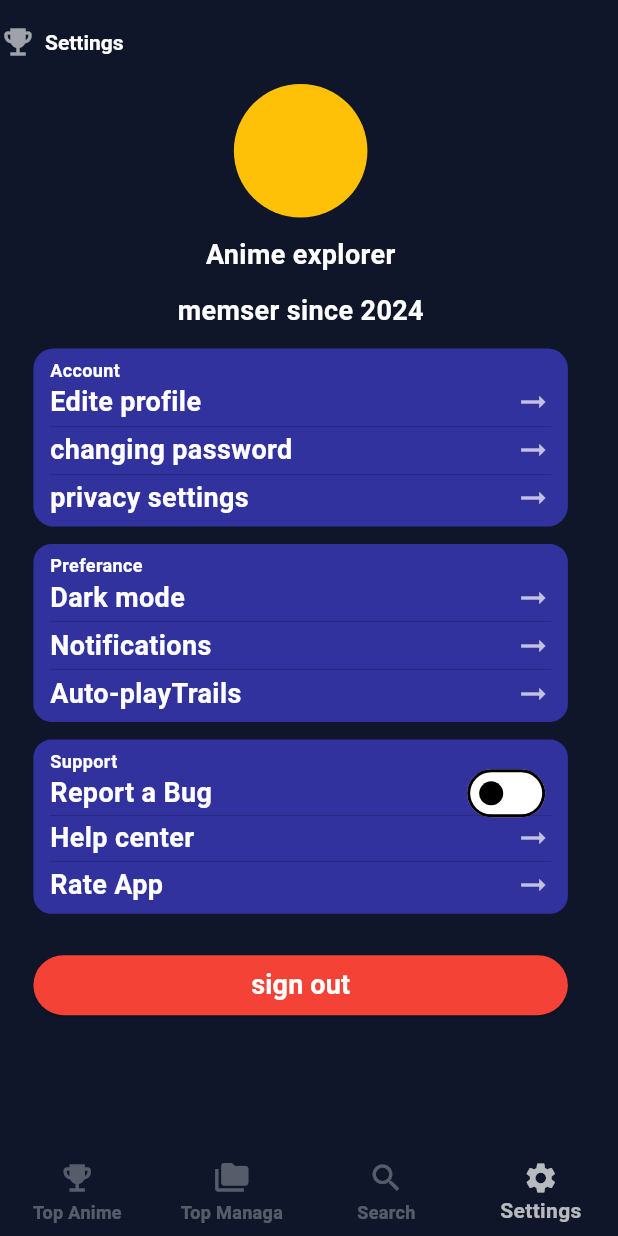
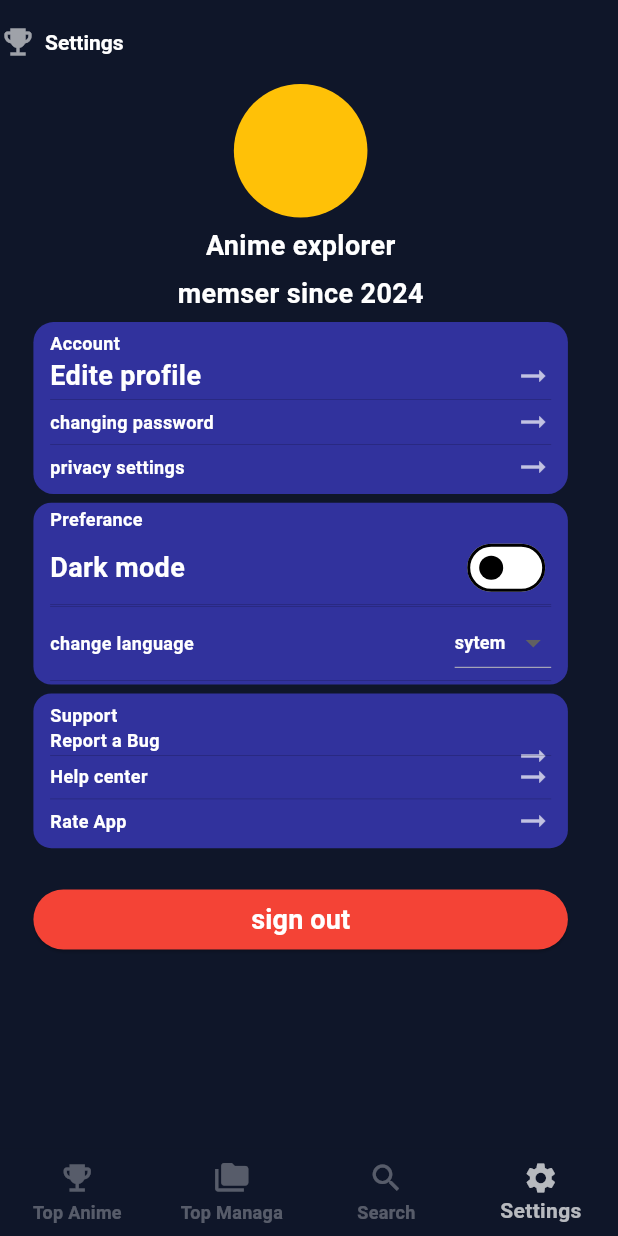
Before and after one commit to mahmoudbarghouth1/Animation_app, a Flutter app: the screen it shows once a user with an empty profile is signed in, item 4 of the bottom bar chosen, on a phone screen of 412 x 824 dp. Run offline on Flutter 3.47's test engine with Material 3 defaults, Android fonts, the phone set to English and light mode, and no system bars; our stand-ins replace firebase_auth, firebase_core, flutter_riverpod, flutter_screenutil, internet_connection_checker; accounts and stored records are empty; network calls fail.

Commit message:
adding the dark mode and language choice in the setting page

```diff
--- a/assets/lang/ar.json
+++ b/assets/lang/ar.json
@@ -40,7 +40,9 @@
     "msg40":"مركز المساعده ",
     "msg42":"الابلاغ عن خطا",
     "msg43":"قيم التطبيق",
-    "msg44":"تسجيل الخروج "
+    "msg44":"تسجيل الخروج ",
+    "msg45":"تغير اللغه ",
+    "msg46":"النظام"
 
 
 
--- a/assets/lang/en.json
+++ b/assets/lang/en.json
@@ -40,8 +40,9 @@
     "msg40":"Help center",
     "msg42":"Report a Bug",
     "msg43":"Rate App",
-    "msg44":"sign out"
-
+    "msg44":"sign out",
+    "msg45":"change language",
+    "msg46":"sytem"
 
 
 
--- a/lib/core/widgets/anime_card.dart
+++ b/lib/core/widgets/anime_card.dart
@@ -21,13 +21,21 @@ class AnimeCard extends StatelessWidget {
           padding: EdgeInsets.all(8.0.r),
           child: Row(
             children: [
-              SizedBox(
+              Container(
+                decoration: BoxDecoration(
+                  border: Border.all(),
+                  borderRadius: BorderRadius.circular(20),
+                ),
                 width: 90.w,
-                child: Image.network(
-                  data.images?.jpg?.imageUrl ?? "",
-                  fit: BoxFit.fill,
+                child: ClipRRect(
+                  borderRadius: BorderRadius.circular(10),
+                  child: Image.network(
+                    data.images?.jpg?.imageUrl ?? "",
+                    fit: BoxFit.fill,
+                  ),
                 ),
               ),
+
               SizedBox(width: 5.w),
 
               Expanded(
@@ -40,11 +48,11 @@ class AnimeCard extends StatelessWidget {
 
                       maxLines: 1,
                     ),
-                    SizedBox(height: 8.h),
+                    SizedBox(height: 2.h),
                     Row(
                       children: [
                         const Icon(Icons.star_purple500, color: Colors.amber),
-                        SizedBox(width: 2.w),
+                        SizedBox(width: 2.h),
                         Text(
                           data.score.toString(),
                           style: TextStyle(color: Colors.amberAccent),
@@ -63,7 +71,7 @@ class AnimeCard extends StatelessWidget {
                       ),
                     ),
 
-                    SizedBox(height: 5.h),
+                    SizedBox(height: 10.h),
                     data.genres != null && data.genres!.isNotEmpty
                         ? Expanded(
                             child: GridView.builder(
--- a/lib/core/widgets/manga_card.dart
+++ b/lib/core/widgets/manga_card.dart
@@ -12,7 +12,7 @@ class MangaCard extends StatelessWidget {
     return Padding(
       padding: EdgeInsets.symmetric(horizontal: 10.w),
       child: Container(
-        height: 120.h,
+        height: 100.h,
         decoration: BoxDecoration(
           color: AppColors.secondary,
           borderRadius: AppRadius.medium,
@@ -25,7 +25,6 @@ class MangaCard extends StatelessWidget {
                 decoration: BoxDecoration(
                   border: Border.all(),
                   borderRadius: BorderRadius.circular(20),
-                  color: const Color.fromARGB(255, 255, 7, 65),
                 ),
                 width: 90.w,
                 child: ClipRRect(
@@ -72,7 +71,7 @@ class MangaCard extends StatelessWidget {
                       ),
                     ),
 
-                    SizedBox(height: .25.h),
+                    SizedBox(height: 10.h),
                     mangaData.genres != null && mangaData.genres!.isNotEmpty
                         ? Expanded(
                             child: GridView.builder(
--- a/lib/main.dart
+++ b/lib/main.dart
@@ -6,6 +6,7 @@ import 'package:firebase_core/firebase_core.dart';
 import 'package:sign/core/app_theme.dart';
 import 'package:flutter_riverpod/flutter_riverpod.dart';
 import 'package:flutter_localizations/flutter_localizations.dart';
+import 'package:sign/viewmodel/providers.dart';
 
 void main() async {
   WidgetsFlutterBinding.ensureInitialized();
@@ -22,12 +23,14 @@ void main() async {
   );
 }
 
-class MyApp extends StatelessWidget {
+class MyApp extends ConsumerWidget {
   const MyApp({super.key});
 
   //  This widget is the root of your application.
   @override
-  Widget build(BuildContext context) {
+  Widget build(BuildContext context, WidgetRef ref) {
+    final themeMode = ref.watch(themeProvider);
+    final language = ref.watch(languageProvider);
     return MaterialApp(
       debugShowCheckedModeBanner: false,
 
@@ -38,6 +41,7 @@ class MyApp extends StatelessWidget {
         GlobalWidgetsLocalizations.delegate,
         GlobalCupertinoLocalizations.delegate,
       ],
+
       localeResolutionCallback: (deviceLocale, supportedLocales) {
         for (var locale in supportedLocales) {
           if (deviceLocale != null &&
@@ -48,9 +52,11 @@ class MyApp extends StatelessWidget {
 
         return supportedLocales.first;
       },
+      locale: language,
+
       theme: appTheme,
       darkTheme: appDarkTheme,
-      themeMode: ThemeMode.system,
+      themeMode: themeMode,
       home: const Auth(),
     );
   }
--- a/lib/view/widgets/topanime_topmanga_seach_settings/setting_widget.dart
+++ b/lib/view/widgets/topanime_topmanga_seach_settings/setting_widget.dart
@@ -1,22 +1,23 @@
 import 'package:firebase_auth/firebase_auth.dart';
 import 'package:flutter/material.dart';
+import 'package:flutter_riverpod/flutter_riverpod.dart';
 import 'package:flutter_screenutil/flutter_screenutil.dart';
 import 'package:sign/core/app_localizations.dart';
 import 'package:sign/core/app_theme.dart';
 import 'package:sign/core/util/snake_bar_message.dart';
 import 'package:sign/view/screens/auth_view_screens/change_password.dart';
 import 'package:sign/view/screens/auth_view_screens/login_screen.dart';
+import 'package:sign/viewmodel/providers.dart';
 
 // ignore: must_be_immutable
-class SettingWidget extends StatefulWidget {
+class SettingWidget extends ConsumerStatefulWidget {
   const SettingWidget({super.key});
 
   @override
-  State<SettingWidget> createState() => _SettingWidgetState();
+  ConsumerState<SettingWidget> createState() => _SettingWidgetState();
 }
 
-class _SettingWidgetState extends State<SettingWidget> {
-  final bool _isdark = false;
+class _SettingWidgetState extends ConsumerState<SettingWidget> {
   @override
   Widget build(BuildContext context) {
     return SafeArea(
@@ -30,11 +31,11 @@ class _SettingWidgetState extends State<SettingWidget> {
               backgroundColor: Colors.amber,
               // backgroundImage: ,
             ),
-            SizedBox(height: 10.h),
-            const Text("Anime explorer"),
-            SizedBox(height: 10.h),
-            const Text("memser since 2024"),
-            SizedBox(height: 10.h),
+            SizedBox(height: 5.h),
+            Text("Anime explorer", style: appTheme.textTheme.bodyMedium),
+            SizedBox(height: 5.h),
+            Text("memser since 2024", style: appTheme.textTheme.bodyMedium),
+            SizedBox(height: 5.h),
             Container(
               width: double.infinity,
               padding: EdgeInsets.symmetric(horizontal: 10.w, vertical: 5.h),
@@ -65,7 +66,10 @@ class _SettingWidgetState extends State<SettingWidget> {
                   Divider(color: Colors.black, thickness: .1.h, height: 5.h),
                   Row(
                     children: [
-                      Text("msg31".tr(context)),
+                      Text(
+                        "msg31".tr(context),
+                        style: appTheme.textTheme.bodySmall,
+                      ),
                       const Spacer(),
                       GestureDetector(
                         onTap: () {
@@ -80,7 +84,10 @@ class _SettingWidgetState extends State<SettingWidget> {
                   Divider(color: Colors.black, thickness: .1.h, height: 5.h),
                   Row(
                     children: [
-                      Text("msg32".tr(context)),
+                      Text(
+                        "msg32".tr(context),
+                        style: appTheme.textTheme.bodySmall,
+                      ),
                       const Spacer(),
                       GestureDetector(
                         onTap: () {},
@@ -92,10 +99,10 @@ class _SettingWidgetState extends State<SettingWidget> {
               ),
             ),
 
-            SizedBox(height: 10.h),
+            SizedBox(height: 5.h),
             Container(
               width: double.infinity,
-              padding: EdgeInsets.symmetric(horizontal: 10.w, vertical: 5.h),
+              padding: EdgeInsets.symmetric(horizontal: 10.w, vertical: 2.h),
               decoration: BoxDecoration(
                 color: AppColors.secondary,
                 borderRadius: AppRadius.medium,
@@ -114,39 +121,82 @@ class _SettingWidgetState extends State<SettingWidget> {
                         style: appTheme.textTheme.bodyMedium,
                       ),
                       const Spacer(),
-                      GestureDetector(
-                        onTap: () {},
-                        child: const Icon(Icons.arrow_right_alt_outlined),
+                      Switch(
+                        value: ref.watch(themeProvider) == ThemeMode.dark,
+                        onChanged: (value) {
+                          ref.read(themeProvider.notifier).state = value
+                              ? ThemeMode.dark
+                              : ThemeMode.system;
+                        },
                       ),
                     ],
                   ),
-                  Divider(color: Colors.black, thickness: .1.h, height: 5.h),
+                  Divider(color: Colors.black, thickness: .1.h, height: 1.h),
+                  // Row(
+                  //   children: [
+                  //     Text(
+                  //       "msg45".tr(context),
+                  //       style: appTheme.textTheme.bodySmall,
+                  //     ),
+                  //     const Spacer(),
+                  //     Switch(
+                  //       value: ref.watch(languageProvider) == Locale('ar'),
+                  //       onChanged: (value) {
+                  //         ref.read(languageProvider.notifier).state = value
+                  //             ? Locale('ar')
+                  //             : Locale('en');
+                  //       },
+                  //     ),
+                  //   ],
+                  // ),
+                  Divider(color: Colors.black, thickness: .1.h, height: 1.h),
                   Row(
                     children: [
-                      Text("msg37".tr(context)),
+                      Text(
+                        "msg45".tr(context),
+                        style: appTheme.textTheme.bodySmall,
+                      ),
                       const Spacer(),
-                      GestureDetector(
-                        onTap: () {},
-                        child: const Icon(Icons.arrow_right_alt_outlined),
+                      DropdownButton<Locale>(
+                        dropdownColor: AppColors.primary,
+                        // iconEnabledColor: AppColors.secondary,
+                        // focusColor: AppColors.secondary,
+                        value: ref.watch(languageProvider),
+                        items: [
+                          DropdownMenuItem(
+                            value: Locale('en'),
+                            child: Text(
+                              "english",
+                              style: appTheme.textTheme.bodySmall,
+                            ),
+                          ),
+                          DropdownMenuItem(
+                            value: Locale('ar'),
+                            child: Text(
+                              "العربيه",
+                              style: appTheme.textTheme.bodySmall,
+                            ),
+                          ),
+                          DropdownMenuItem(
+                            value: null,
+                            child: Text(
+                              "msg46".tr(context),
+                              style: appTheme.textTheme.bodySmall,
+                            ),
+                          ),
+                        ],
+                        onChanged: (value) {
+                          ref.watch(languageProvider.notifier).state = value;
+                        },
                       ),
                     ],
                   ),
-                  Divider(color: Colors.black, thickness: .1.h, height: 5.h),
-                  Row(
-                    children: [
-                      Text("msg38".tr(context)),
-                      const Spacer(),
-                      GestureDetector(
-                        onTap: () {},
-                        child: const Icon(Icons.arrow_right_alt_outlined),
-                      ),
-                    ],
-                  ),
+                  Divider(color: Colors.black, thickness: .1.h, height: 1.h),
                 ],
               ),
             ),
 
-            SizedBox(height: 10.h),
+            SizedBox(height: 5.h),
             Container(
               width: double.infinity,
               padding: EdgeInsets.symmetric(horizontal: 10.w, vertical: 5.h),
@@ -161,38 +211,27 @@ class _SettingWidgetState extends State<SettingWidget> {
                     "msg39".tr(context),
                     style: appTheme.textTheme.bodySmall,
                   ),
-                  // ListTile(
 
-                  //   leading: Text(
-                  //     "msg40".tr(context),
-                  //     style: appTheme.textTheme.bodyMedium,
-                  //   ),
-                  //   trailing: SizedBox(
-                  //     height: 3.h,
-                  //     width: 3.w,
-
-                  //     child: Switch(value: _isdark, onChanged: (value) {}),
-                  //   ),
-                  // ),
-                  //"msg42"
                   Row(
                     children: [
                       Text(
                         "msg42".tr(context),
-                        style: appTheme.textTheme.bodyMedium,
+                        style: appTheme.textTheme.bodySmall,
                       ),
                       const Spacer(),
                       SizedBox(
                         height: 3.h,
-
-                        child: Switch(value: _isdark, onChanged: (Value) {}),
+                        child: const Icon(Icons.arrow_right_alt_outlined),
                       ),
                     ],
                   ),
                   Divider(color: Colors.black, thickness: .1.h, height: 3.h),
                   Row(
                     children: [
-                      Text("msg40".tr(context)),
+                      Text(
+                        "msg40".tr(context),
+                        style: appTheme.textTheme.bodySmall,
+                      ),
                       const Spacer(),
                       const Icon(Icons.arrow_right_alt_outlined),
                     ],
@@ -200,7 +239,10 @@ class _SettingWidgetState extends State<SettingWidget> {
                   Divider(color: Colors.black, thickness: .1.h, height: 5.h),
                   Row(
                     children: [
-                      Text("msg43".tr(context)),
+                      Text(
+                        "msg43".tr(context),
+                        style: appTheme.textTheme.bodySmall,
+                      ),
                       const Spacer(),
                       const Icon(Icons.arrow_right_alt_outlined),
                     ],
@@ -231,7 +273,7 @@ class _SettingWidgetState extends State<SettingWidget> {
                 ),
               ),
             ),
-            SizedBox(height: 10.h),
+            // SizedBox(height: 10.h),
           ],
         ),
       ),
--- a/lib/viewmodel/providers.dart
+++ b/lib/viewmodel/providers.dart
@@ -1,3 +1,4 @@
+import 'package:flutter/material.dart';
 import 'package:flutter_riverpod/flutter_riverpod.dart';
 import 'package:internet_connection_checker/internet_connection_checker.dart';
 import 'package:sign/core/network_info.dart';
@@ -8,6 +9,9 @@ import 'package:sign/viewmodel/anime_view_model.dart';
 import 'package:sign/viewmodel/auth_view_model.dart';
 import 'package:sign/viewmodel/manga_view_model.dart';
 import 'package:sign/viewmodel/seach_view_model.dart';
+
+final themeProvider = StateProvider<ThemeMode>((ref) => ThemeMode.system);
+final languageProvider = StateProvider<Locale?>((ref) => null);
 
 final authViewerModelProvider =
     StateNotifierProvider<AuthViewModel, UserModel?>((ref) => AuthViewModel());
```
